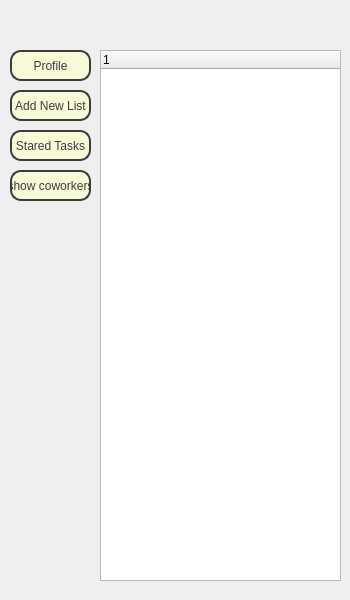
Old version of the form profile_user.ui in the repository Nimamms/Final_pishrafte_project.
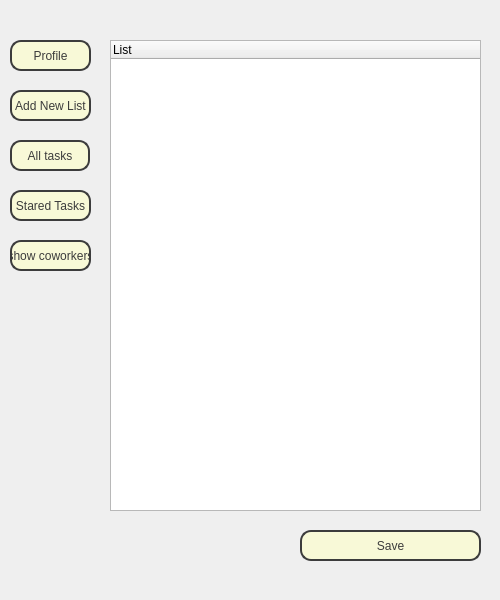
New version of the form. Icons and pictures are not drawn.

Commit message: stared tasks , all tasks button complete

Patch:
```diff
--- a/profile_user.ui
+++ b/profile_user.ui
@@ -6,7 +6,7 @@
    <rect>
     <x>0</x>
     <y>0</y>
-    <width>350</width>
+    <width>500</width>
     <height>600</height>
    </rect>
   </property>
@@ -22,15 +22,30 @@
   <widget class="QTreeWidget" name="Tree_show">
    <property name="geometry">
     <rect>
-     <x>100</x>
-     <y>50</y>
-     <width>241</width>
-     <height>531</height>
+     <x>110</x>
+     <y>40</y>
+     <width>371</width>
+     <height>471</height>
     </rect>
    </property>
+   <property name="styleSheet">
+    <string notr="true">QTreeWidget::item{
+	background-color: #C0C0C0;
+	color :black ;
+}
+
+QTreeWidget::item:selected{
+	background-color: #282828;
+	color:white;
+
+}</string>
+   </property>
+   <property name="alternatingRowColors">
+    <bool>true</bool>
+   </property>
    <column>
     <property name="text">
-     <string notr="true">1</string>
+     <string notr="true">List</string>
     </property>
    </column>
   </widget>
@@ -64,7 +79,7 @@
    <property name="geometry">
     <rect>
      <x>10</x>
-     <y>130</y>
+     <y>190</y>
      <width>81</width>
      <height>31</height>
     </rect>
@@ -90,7 +105,7 @@
    <property name="geometry">
     <rect>
      <x>10</x>
-     <y>170</y>
+     <y>240</y>
      <width>81</width>
      <height>31</height>
     </rect>
@@ -116,7 +131,7 @@
    <property name="geometry">
     <rect>
      <x>10</x>
-     <y>50</y>
+     <y>40</y>
      <width>81</width>
      <height>31</height>
     </rect>
@@ -151,6 +166,46 @@
     <string/>
    </property>
   </widget>
+  <widget class="QPushButton" name="pushButton">
+   <property name="geometry">
+    <rect>
+     <x>10</x>
+     <y>140</y>
+     <width>80</width>
+     <height>31</height>
+    </rect>
+   </property>
+   <property name="styleSheet">
+    <string notr="true">font: 75 10pt &quot;MRT_Thameen DemiBold&quot;;
+color: rgb(60, 60, 60); 
+                                     background-color: #F8F9D7; 
+                                     border: 2px solid rgb(60, 60, 60);
+                                     border-radius: 11px;</string>
+   </property>
+   <property name="text">
+    <string>All tasks</string>
+   </property>
+  </widget>
+  <widget class="QPushButton" name="pushButton_2">
+   <property name="geometry">
+    <rect>
+     <x>300</x>
+     <y>530</y>
+     <width>181</width>
+     <height>31</height>
+    </rect>
+   </property>
+   <property name="styleSheet">
+    <string notr="true">font: 75 10pt &quot;MRT_Thameen DemiBold&quot;;
+color: rgb(60, 60, 60); 
+                                     background-color: #F8F9D7; 
+                                     border: 2px solid rgb(60, 60, 60);
+                                     border-radius: 11px;</string>
+   </property>
+   <property name="text">
+    <string>Save</string>
+   </property>
+  </widget>
  </widget>
  <resources/>
  <connections/>
```
The commit also changes 8 other files.
